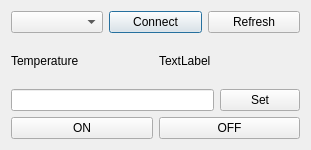
Qt form gene-seq-control/gui/flowcell_view.ui (cyanial/gene-seq-platform-control) before a commit.
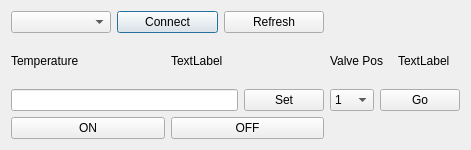
The same form after that commit.

Commit message: flowcell valve related

The edit to the form file:
```diff
--- a/gene-seq-control/gui/flowcell_view.ui
+++ b/gene-seq-control/gui/flowcell_view.ui
@@ -6,15 +6,15 @@
    <rect>
     <x>0</x>
     <y>0</y>
-    <width>311</width>
+    <width>471</width>
     <height>150</height>
    </rect>
   </property>
   <property name="windowTitle">
    <string>flowcell</string>
   </property>
-  <layout class="QVBoxLayout" name="verticalLayout">
-   <item>
+  <layout class="QGridLayout" name="gridLayout">
+   <item row="0" column="0">
     <layout class="QHBoxLayout" name="horizontalLayout">
      <item>
       <widget class="QComboBox" name="comChooseList"/>
@@ -35,7 +35,7 @@
      </item>
     </layout>
    </item>
-   <item>
+   <item row="1" column="0">
     <layout class="QHBoxLayout" name="horizontalLayout_2">
      <item>
       <widget class="QLabel" name="temperatureTextLabel">
@@ -53,7 +53,25 @@
      </item>
     </layout>
    </item>
-   <item>
+   <item row="1" column="1">
+    <layout class="QHBoxLayout" name="horizontalLayout_5">
+     <item>
+      <widget class="QLabel" name="valvePosTextLabel">
+       <property name="text">
+        <string>Valve Pos</string>
+       </property>
+      </widget>
+     </item>
+     <item>
+      <widget class="QLabel" name="valvePosLabel">
+       <property name="text">
+        <string>TextLabel</string>
+       </property>
+      </widget>
+     </item>
+    </layout>
+   </item>
+   <item row="2" column="0">
     <layout class="QHBoxLayout" name="horizontalLayout_3">
      <item>
       <widget class="QLineEdit" name="setupTemperature"/>
@@ -67,7 +85,72 @@
      </item>
     </layout>
    </item>
-   <item>
+   <item row="2" column="1">
+    <layout class="QHBoxLayout" name="horizontalLayout_6">
+     <item>
+      <widget class="QComboBox" name="valvePosChoose">
+       <item>
+        <property name="text">
+         <string>1</string>
+        </property>
+       </item>
+       <item>
+        <property name="text">
+         <string>2</string>
+        </property>
+       </item>
+       <item>
+        <property name="text">
+         <string>3</string>
+        </property>
+       </item>
+       <item>
+        <property name="text">
+         <string>4</string>
+        </property>
+       </item>
+       <item>
+        <property name="text">
+         <string>5</string>
+        </property>
+       </item>
+       <item>
+        <property name="text">
+         <string>6</string>
+        </property>
+       </item>
+       <item>
+        <property name="text">
+         <string>7</string>
+        </property>
+       </item>
+       <item>
+        <property name="text">
+         <string>8</string>
+        </property>
+       </item>
+       <item>
+        <property name="text">
+         <string>9</string>
+        </property>
+       </item>
+       <item>
+        <property name="text">
+         <string>10</string>
+        </property>
+       </item>
+      </widget>
+     </item>
+     <item>
+      <widget class="QPushButton" name="valveGoButton">
+       <property name="text">
+        <string>Go</string>
+       </property>
+      </widget>
+     </item>
+    </layout>
+   </item>
+   <item row="3" column="0">
     <layout class="QHBoxLayout" name="horizontalLayout_4">
      <item>
       <widget class="QPushButton" name="tempPIDONButton">
```
The commit also changes 3 other files.
